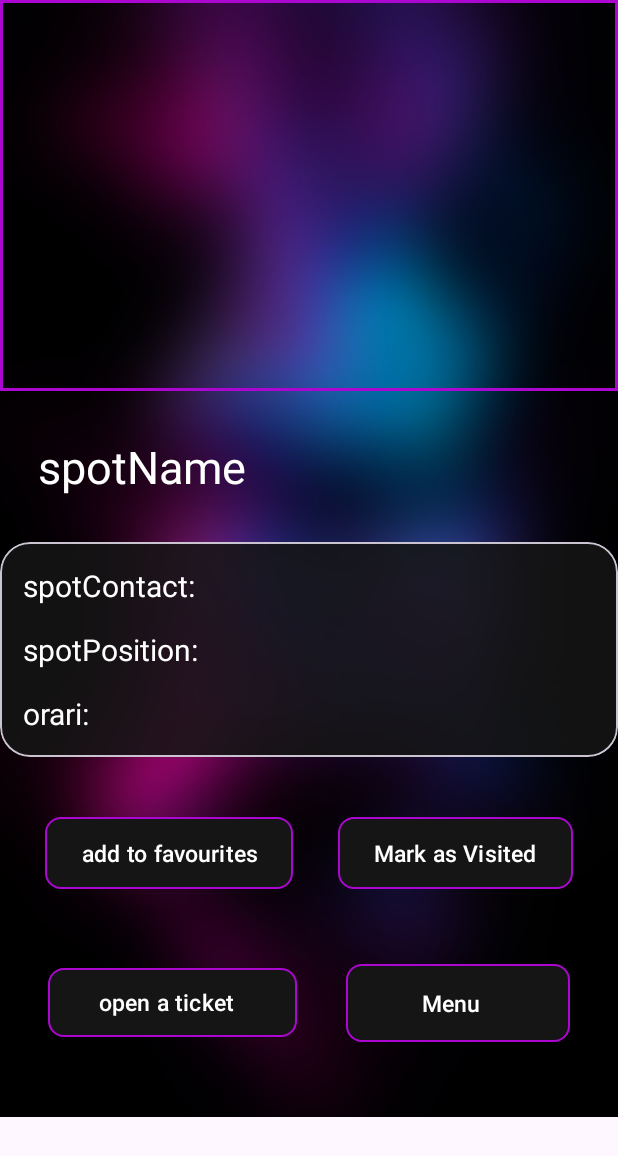
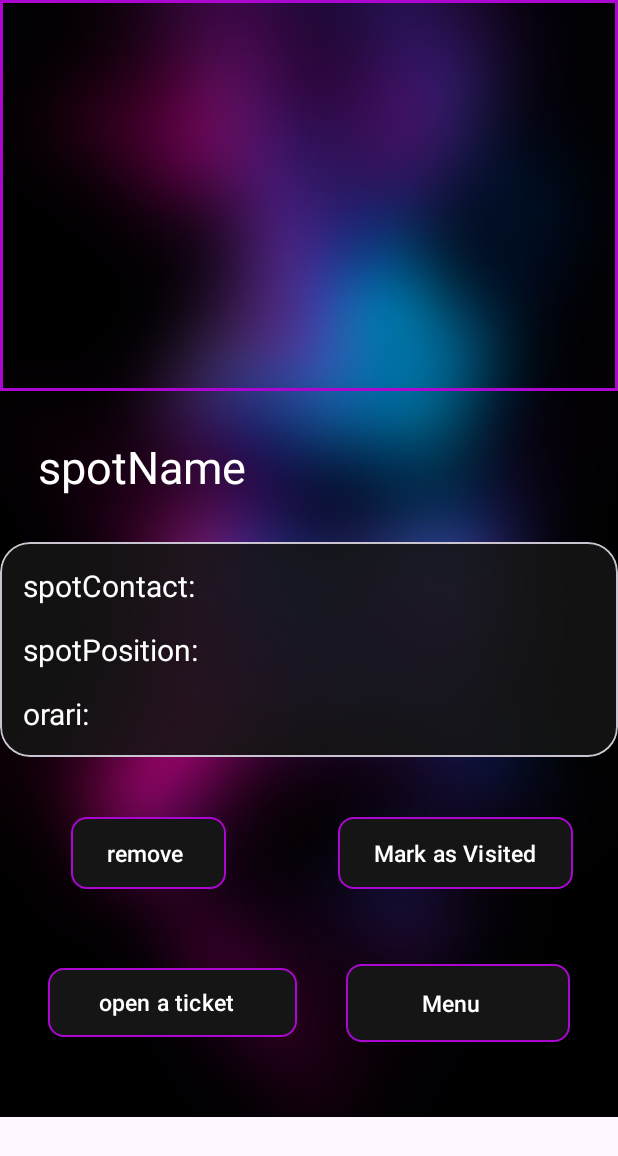
Before and after one commit to n-cupane/NightSpot, an Android app: the layout fragment_spot.xml on its own in the app's theme, with its tools: preview values and no code run, on a phone screen of 412 x 824 dp. Shown: the top 1156 px of the screen. Run offline under Robolectric (Android 15) with nearby library versions, the phone set to English and light mode, and no system bars.

Commit message:
fixed some bugs

```diff
--- a/android/NightSpot/app/src/main/res/layout/fragment_mark_as_visited.xml
+++ b/android/NightSpot/app/src/main/res/layout/fragment_mark_as_visited.xml
@@ -29,7 +29,8 @@
         app:layout_constraintEnd_toEndOf="parent"
         app:layout_constraintTop_toBottomOf="@id/calendarVisit"
         app:layout_constraintBottom_toTopOf="@id/save"
-        android:background="@android:drawable/btn_dropdown"
+        android:popupBackground="@color/semiTransparentColor"
+        android:backgroundTint="@drawable/round_black_button"
         android:spinnerMode="dropdown"/>
 
     <Button
--- a/android/NightSpot/app/src/main/res/layout/fragment_spot.xml
+++ b/android/NightSpot/app/src/main/res/layout/fragment_spot.xml
@@ -117,6 +117,7 @@
 
             <Button
                 android:id="@+id/AddFavorites"
+                android:visibility="gone"
                 android:layout_width="wrap_content"
                 android:layout_height="wrap_content"
                 android:layout_marginTop="40dp"
@@ -126,7 +127,24 @@
                 android:textColor="@color/white"
                 app:backgroundTint="@null"
                 app:layout_constraintEnd_toStartOf="@id/setVisit"
-                app:layout_constraintStart_toStartOf="parent"
+                app:layout_constraintStart_toStartOf="@id/ticket"
+                app:layout_constraintTop_toBottomOf="@id/info"
+                android:background="@drawable/round_black_button"/>
+
+            <Button
+                android:id="@+id/removeFavorites"
+                android:visibility="visible"
+                android:layout_width="wrap_content"
+                android:layout_height="wrap_content"
+                android:layout_marginTop="40dp"
+                android:elevation="1dp"
+                android:textSize="15dp"
+                android:layout_marginRight="60dp"
+                android:text="remove "
+                android:textColor="@color/white"
+                app:backgroundTint="@null"
+                app:layout_constraintEnd_toStartOf="@id/setVisit"
+                app:layout_constraintStart_toStartOf="@id/ticket"
                 app:layout_constraintTop_toBottomOf="@id/info"
                 android:background="@drawable/round_black_button"/>
 
@@ -141,7 +159,8 @@
                 android:elevation="1dp"
                 app:backgroundTint="@null"
                 app:layout_constraintEnd_toEndOf="parent"
-                app:layout_constraintStart_toEndOf="@id/AddFavorites"
+                android:layout_marginRight="35dp"
+                app:layout_constraintStart_toStartOf="@id/spotMenu"
                 app:layout_constraintTop_toBottomOf="@id/info"
                 android:background="@drawable/round_black_button" />
 
--- a/android/NightSpot/app/src/main/res/values/themes.xml
+++ b/android/NightSpot/app/src/main/res/values/themes.xml
@@ -12,7 +12,6 @@
         <item name="colorAccent">@color/white</item>
         <item name="colorPrimary">@color/white</item>
     </style>
-
 
 
     <style name="CalenderViewDateCustomText" parent="android:TextAppearance.DeviceDefault.Small">
--- a/back-end/NightSpot/src/main/java/com/nighter/nightspot/error/handler/ErrorHandler.java
+++ b/back-end/NightSpot/src/main/java/com/nighter/nightspot/error/handler/ErrorHandler.java
@@ -95,5 +95,10 @@ public class ErrorHandler {
         return p;
 
     }
+    @ExceptionHandler(Exception.class)
+    public ProblemDetail handleException(Exception e) {
+        e.printStackTrace();
+        return ProblemDetail.forStatus(HttpStatus.INTERNAL_SERVER_ERROR.value());
+    }
 
 }
--- a/back-end/NightSpot/src/main/java/com/nighter/nightspot/service/implementation/UserServiceJPA.java
+++ b/back-end/NightSpot/src/main/java/com/nighter/nightspot/service/implementation/UserServiceJPA.java
@@ -177,7 +177,7 @@ public class UserServiceJPA implements UserService {
         System.out.println("PRIMA: " + u.getSpots());
         u.setSpots(
                 spots.stream()
-                        .filter(s -> s.getId() == spot.getId())
+                        .filter(s -> s.getId() != spot.getId())
                         .toList()
         );
         System.out.println("DOPO" + u.getSpots());
```
Also changed, not shown: android/NightSpot/app/src/main/java/com/nighter/nightspot/fragments/SpotFragment.java (+8 -3 lines).
